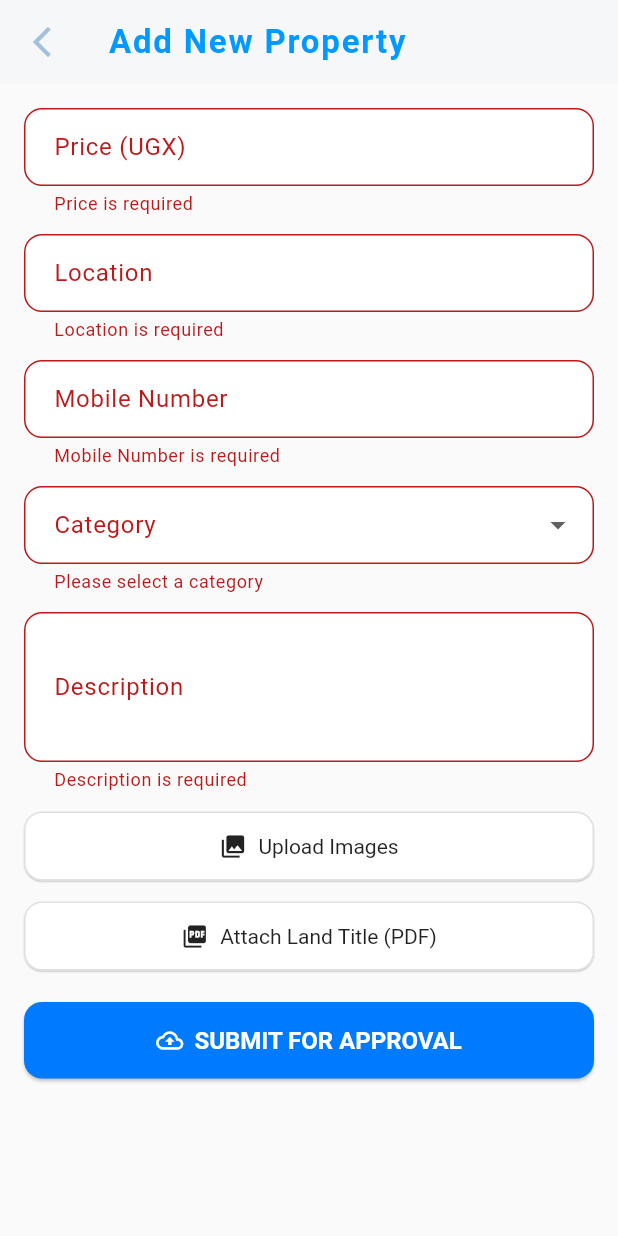
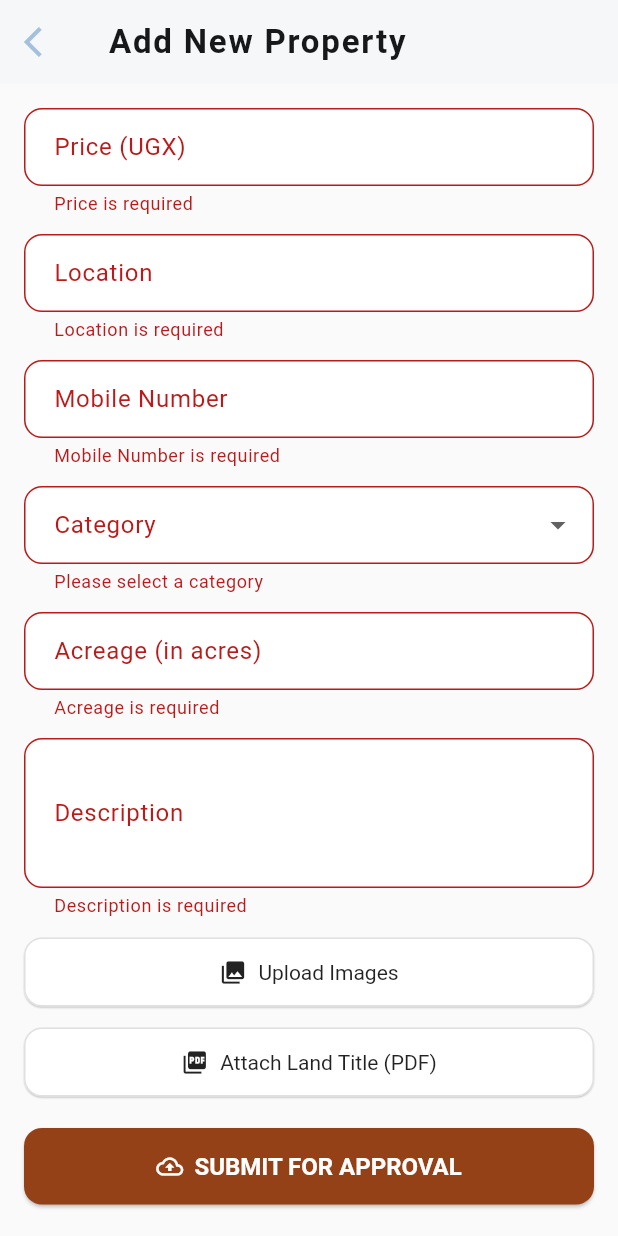
Before and after one commit to MORISON-K/smartspace, a Flutter app: the AddListingScreen screen opened by its route, after a tap on "SUBMIT FOR APPROVAL", on a phone screen of 412 x 824 dp. Run offline on Flutter 3.47's test engine with Material 3 defaults, Android fonts, the phone set to English and light mode, and no system bars; our stand-ins replace cloud_firestore, file_picker, firebase_auth, firebase_core, firebase_messaging, firebase_storage and 3 more; missing offline and left inert: syncfusion_flutter_pdfviewer; accounts and stored records are empty.

Commit message:
Add acreage field

```diff
--- a/lib/seller/add_listing_screen.dart
+++ b/lib/seller/add_listing_screen.dart
@@ -27,6 +27,7 @@ class _AddListingScreenState extends State<AddListingScreen> {
   final _priceController = TextEditingController();
   final _locationController = TextEditingController();
   final _descriptionController = TextEditingController();
+  final _acreageController = TextEditingController();
   final _phoneController = TextEditingController();
 
   // Selected category for the property (Freehold, Leasehold, etc.)
@@ -142,6 +143,7 @@ class _AddListingScreenState extends State<AddListingScreen> {
           'mobile_number': '+256 ${_phoneController.text.trim()}',
           'category': _selectedCategory,
           'description': _descriptionController.text.trim(),
+          'acreage': '${_acreageController.text.trim()} acres',
           'images': imageUrls,
           'pdf': pdfUrl,
           'createdAt': Timestamp.now(),
@@ -183,6 +185,8 @@ class _AddListingScreenState extends State<AddListingScreen> {
     _priceController.dispose();
     _locationController.dispose();
     _descriptionController.dispose();
+    _acreageController.dispose();
+    _phoneController.dispose();
     super.dispose();
   }
 
@@ -193,7 +197,7 @@ class _AddListingScreenState extends State<AddListingScreen> {
       appBar: AppBar(
         leading: IconButton(
           icon: Icon(
-            Icons.arrow_back_ios_new,
+            Icons.arrow_back_ios,
             color: const Color.fromARGB(255, 164, 192, 221),
           ),
           onPressed: () => Navigator.of(context).pop(),
@@ -201,7 +205,7 @@ class _AddListingScreenState extends State<AddListingScreen> {
         title: const Text(
           "Add New Property",
           style: TextStyle(
-            color: Color.fromARGB(255, 0, 153, 255),
+            color: Color.fromARGB(255, 22, 24, 25),
             fontWeight: FontWeight.bold,
             fontSize: 22,
             letterSpacing: 1.2,
@@ -299,6 +303,23 @@ class _AddListingScreenState extends State<AddListingScreen> {
               ),
               const SizedBox(height: 12),
 
+              // Acreage input field
+              TextFormField(
+                controller: _acreageController,
+                keyboardType: TextInputType.number,
+                decoration: _inputDecoration('Acreage (in acres)'),
+                validator: (value) {
+                  if (value == null || value.trim().isEmpty) {
+                    return 'Acreage is required';
+                  }
+                  if (double.tryParse(value) == null) {
+                    return 'Enter a valid number';
+                  }
+                  return null;
+                },
+              ),
+              const SizedBox(height: 12),
+
               // Multi-line description input field
               TextFormField(
                 controller: _descriptionController,
@@ -368,7 +389,7 @@ class _AddListingScreenState extends State<AddListingScreen> {
                 label: const Text('SUBMIT FOR APPROVAL'),
                 onPressed: _handleSubmit,
                 style: ElevatedButton.styleFrom(
-                  backgroundColor: const Color(0xFF007BFF),
+                  backgroundColor: const Color.fromARGB(255, 149, 65, 23),
                   foregroundColor: Colors.white,
                   padding: const EdgeInsets.symmetric(vertical: 16),
                   shape: RoundedRectangleBorder(
```
